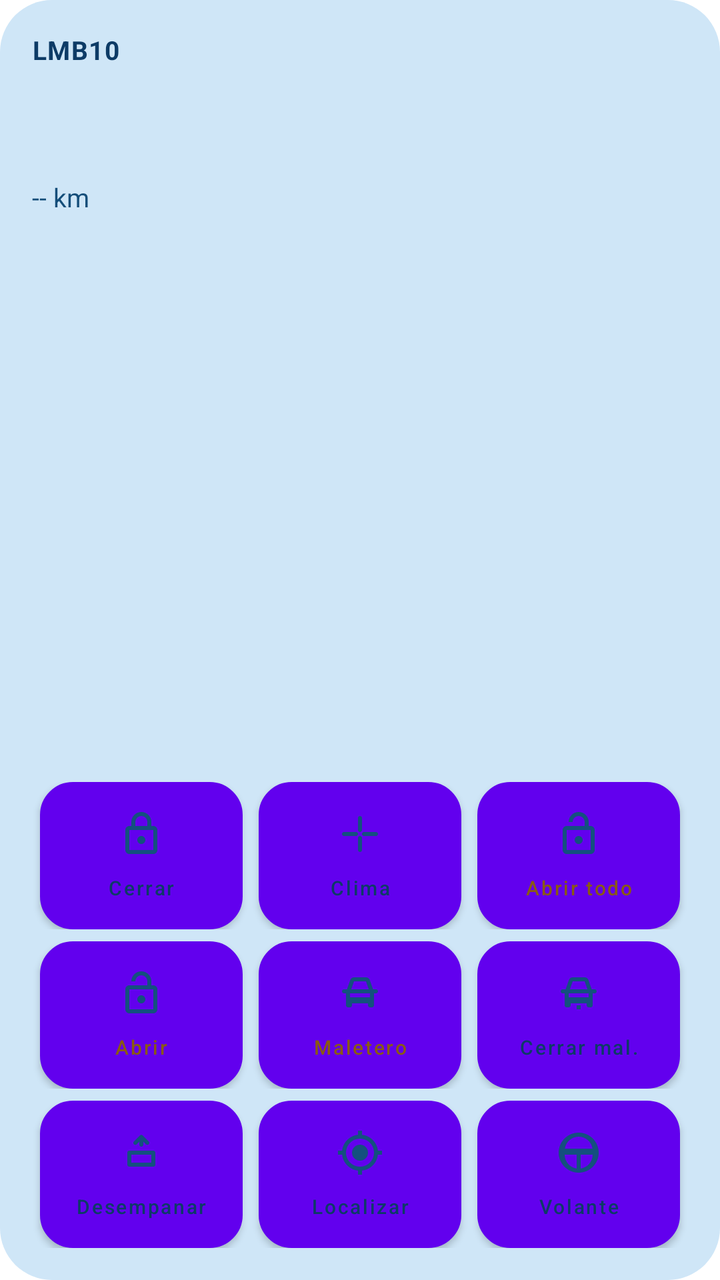
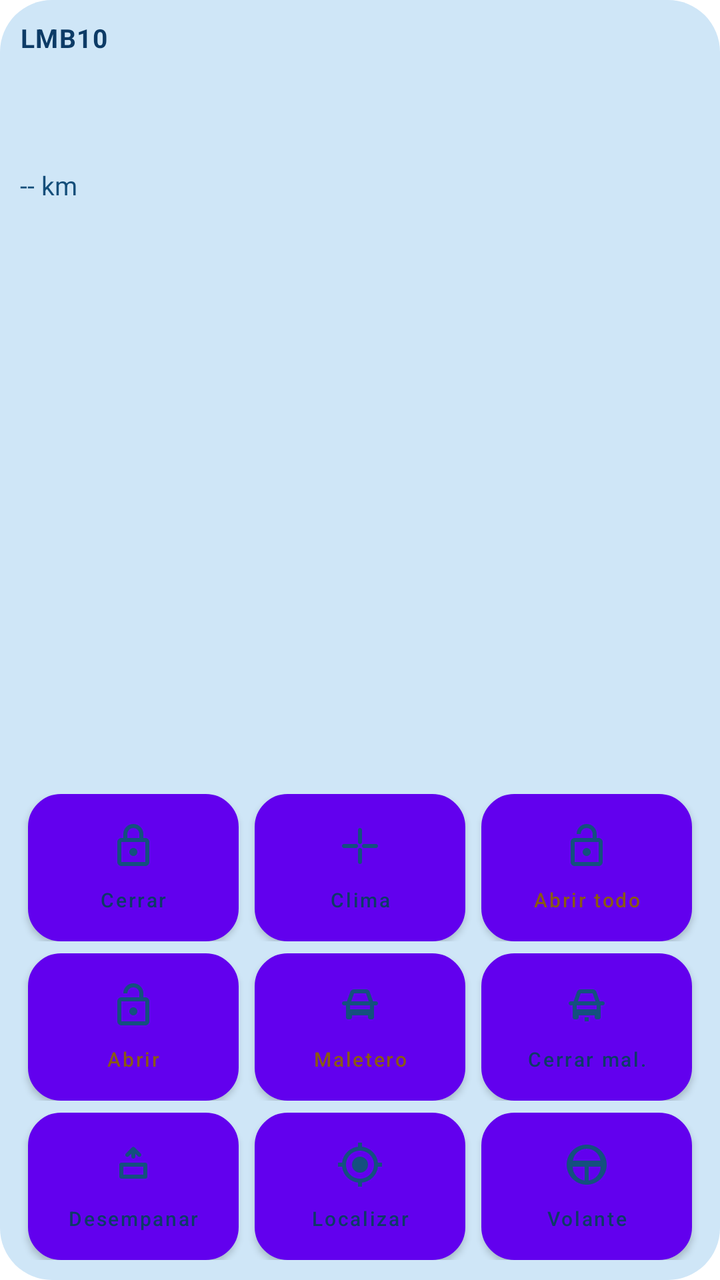

Two renders of the same Android screen: before a commit and after it. Below are the layout's source before the change and the commit's diff.
<!-- AndroidManifest.xml: fallback theme Theme.MaterialComponents.DayNight.NoActionBar -->
<!-- res/layout/quick_widget.xml -->
<?xml version="1.0" encoding="utf-8"?>
<LinearLayout xmlns:android="http://schemas.android.com/apk/res/android"
    android:id="@+id/qw_root"
    android:layout_width="match_parent"
    android:layout_height="match_parent"
    android:orientation="vertical"
    android:background="@drawable/qw_bg"
    android:padding="16dp">

    <LinearLayout
        android:layout_width="match_parent"
        android:layout_height="wrap_content"
        android:orientation="horizontal"
        android:baselineAligned="false">
        <TextView
            android:id="@+id/qw_title"
            android:layout_width="0dp"
            android:layout_height="wrap_content"
            android:layout_weight="1"
            android:maxLines="1"
            android:ellipsize="end"
            android:text="LMB10"
            android:textColor="#0D3B66"
            android:textStyle="bold"
            android:letterSpacing="0.04"
            android:textSize="13sp" />
        <TextView
            android:id="@+id/qw_fresh"
            android:layout_width="wrap_content"
            android:layout_height="wrap_content"
            android:maxLines="1"
            android:text=""
            android:textColor="#5B87AC"
            android:textSize="11sp" />
    </LinearLayout>

    <ImageView
        android:id="@+id/qw_bar_img"
        android:layout_width="match_parent"
        android:layout_height="38dp"
        android:layout_marginTop="10dp"
        android:scaleType="fitXY"
        android:contentDescription="Bateria" />

    <TextView
        android:id="@+id/qw_bar_txt"
        android:layout_width="match_parent"
        android:layout_height="wrap_content"
        android:layout_marginTop="10dp"
        android:fontFamily="monospace"
        android:textSize="15sp"
        android:textColor="#0D3B66"
        android:visibility="gone"
        android:text="" />

    <TextView
        android:id="@+id/qw_info"
        android:layout_width="match_parent"
        android:layout_height="wrap_content"
        android:layout_marginTop="8dp"
        android:maxLines="1"
        android:ellipsize="end"
        android:textColor="#144E7A"
        android:textSize="13sp"
        android:text="-- km" />

    <TextView
        android:id="@+id/qw_info2"
        android:layout_width="match_parent"
        android:layout_height="wrap_content"
        android:layout_marginTop="2dp"
        android:maxLines="1"
        android:ellipsize="end"
        android:textColor="#5B87AC"
        android:textSize="12sp"
        android:text="" />

    <TextView
        android:id="@+id/qw_info3"
        android:layout_width="match_parent"
        android:layout_height="wrap_content"
        android:layout_marginTop="2dp"
        android:maxLines="1"
        android:ellipsize="end"
        android:textColor="#5B87AC"
        android:textSize="12sp"
        android:visibility="gone"
        android:text="" />

    <TextView
        android:id="@+id/qw_alert"
        android:layout_width="match_parent"
        android:layout_height="wrap_content"
        android:layout_marginTop="4dp"
        android:maxLines="1"
        android:ellipsize="end"
        android:textColor="#B3341F"
        android:textStyle="bold"
        android:textSize="12sp"
        android:visibility="gone"
        android:text="" />

    <LinearLayout
        android:layout_width="match_parent"
        android:layout_height="0dp"
        android:layout_weight="1"
        android:orientation="vertical" />

    <LinearLayout
        android:id="@+id/qw_buttons"
        android:layout_width="match_parent"
        android:layout_height="wrap_content"
        android:orientation="horizontal"
        android:layout_marginTop="10dp"
        android:baselineAligned="false">
        <Button
            android:id="@+id/qw_lock"
            android:layout_width="0dp"
            android:layout_height="wrap_content"
            android:layout_weight="1"
            android:layout_marginHorizontal="4dp"
            android:minHeight="0dp"
            android:minWidth="0dp"
            android:paddingTop="8dp"
            android:paddingBottom="8dp"
            android:textSize="10sp"
            android:textAllCaps="false"
            android:textColor="#0D3B66"
            android:background="@drawable/qw_btn"
            android:drawableTop="@drawable/qw_ic_lock"
            android:drawablePadding="2dp"
            android:text="Cerrar" />
        <Button
            android:id="@+id/qw_clima"
            android:layout_width="0dp"
            android:layout_height="wrap_content"
            android:layout_weight="1"
            android:layout_marginHorizontal="4dp"
            android:minHeight="0dp"
            android:minWidth="0dp"
            android:paddingTop="8dp"
            android:paddingBottom="8dp"
            android:textSize="10sp"
            android:textAllCaps="false"
            android:textColor="#0D3B66"
            android:background="@drawable/qw_btn"
            android:drawableTop="@drawable/qw_ic_clima"
            android:drawablePadding="2dp"
            android:text="Clima" />
        <Button
            android:id="@+id/qw_openall"
            android:layout_width="0dp"
            android:layout_height="wrap_content"
            android:layout_weight="1"
            android:layout_marginHorizontal="4dp"
            android:minHeight="0dp"
            android:minWidth="0dp"
            android:paddingTop="8dp"
            android:paddingBottom="8dp"
            android:textSize="10sp"
            android:textAllCaps="false"
            android:textColor="#8A5A12"
            android:background="@drawable/qw_btn_warn"
            android:drawableTop="@drawable/qw_ic_openall"
            android:drawablePadding="2dp"
            android:text="Abrir todo" />
    </LinearLayout>

    <LinearLayout
        android:layout_width="match_parent"
        android:layout_height="wrap_content"
        android:orientation="horizontal"
        android:layout_marginTop="6dp"
        android:baselineAligned="false">
        <Button
            android:id="@+id/qw_unlock"
            android:layout_width="0dp"
            android:layout_height="wrap_content"
            android:layout_weight="1"
            android:layout_marginHorizontal="4dp"
            android:minHeight="0dp"
            android:minWidth="0dp"
            android:paddingTop="8dp"
            android:paddingBottom="8dp"
            android:textSize="10sp"
            android:textAllCaps="false"
            android:textColor="#8A5A12"
            android:background="@drawable/qw_btn_warn"
            android:drawableTop="@drawable/qw_ic_unlock"
            android:drawablePadding="2dp"
            android:text="Abrir" />
        <Button
            android:id="@+id/qw_trunk"
            android:layout_width="0dp"
            android:layout_height="wrap_content"
            android:layout_weight="1"
            android:layout_marginHorizontal="4dp"
            android:minHeight="0dp"
            android:minWidth="0dp"
            android:paddingTop="8dp"
            android:paddingBottom="8dp"
            android:textSize="10sp"
            android:textAllCaps="false"
            android:textColor="#8A5A12"
            android:background="@drawable/qw_btn_warn"
            android:drawableTop="@drawable/qw_ic_trunk"
            android:drawablePadding="2dp"
            android:text="Maletero" />
        <Button
            android:id="@+id/qw_trunk_close"
            android:layout_width="0dp"
            android:layout_height="wrap_content"
            android:layout_weight="1"
            android:layout_marginHorizontal="4dp"
            android:minHeight="0dp"
            android:minWidth="0dp"
            android:paddingTop="8dp"
            android:paddingBottom="8dp"
            android:textSize="10sp"
            android:textAllCaps="false"
            android:textColor="#0D3B66"
            android:background="@drawable/qw_btn"
            android:drawableTop="@drawable/qw_ic_trunk_close"
            android:drawablePadding="2dp"
            android:text="Cerrar mal." />
    </LinearLayout>
    <LinearLayout
        android:layout_width="match_parent"
        android:layout_height="wrap_content"
        android:orientation="horizontal"
        android:layout_marginTop="6dp"
        android:baselineAligned="false">
        <Button
            android:id="@+id/qw_defrost"
            android:layout_width="0dp"
            android:layout_height="wrap_content"
            android:layout_weight="1"
            android:layout_marginHorizontal="4dp"
            android:minHeight="0dp"
            android:minWidth="0dp"
            android:paddingTop="8dp"
            android:paddingBottom="8dp"
            android:textSize="10sp"
            android:textAllCaps="false"
            android:textColor="#0D3B66"
            android:background="@drawable/qw_btn"
            android:drawableTop="@drawable/qw_ic_defrost"
            android:drawablePadding="2dp"
            android:text="Desempanar" />
        <Button
            android:id="@+id/qw_find"
            android:layout_width="0dp"
            android:layout_height="wrap_content"
            android:layout_weight="1"
            android:layout_marginHorizontal="4dp"
            android:minHeight="0dp"
            android:minWidth="0dp"
            android:paddingTop="8dp"
            android:paddingBottom="8dp"
            android:textSize="10sp"
            android:textAllCaps="false"
            android:textColor="#0D3B66"
            android:background="@drawable/qw_btn"
            android:drawableTop="@drawable/qw_ic_find"
            android:drawablePadding="2dp"
            android:text="Localizar" />
        <Button
            android:id="@+id/qw_wheel"
            android:layout_width="0dp"
            android:layout_height="wrap_content"
            android:layout_weight="1"
            android:layout_marginHorizontal="4dp"
            android:minHeight="0dp"
            android:minWidth="0dp"
            android:paddingTop="8dp"
            android:paddingBottom="8dp"
            android:textSize="10sp"
            android:textAllCaps="false"
            android:textColor="#0D3B66"
            android:background="@drawable/qw_btn"
            android:drawableTop="@drawable/qw_ic_wheel"
            android:drawablePadding="2dp"
            android:text="Volante" />
    </LinearLayout>

</LinearLayout>
<!-- resources referenced by this layout -->
<resources>
  <!-- drawable qw_bg (drawable) -->
  <?xml version="1.0" encoding="utf-8"?>
  <shape xmlns:android="http://schemas.android.com/apk/res/android" android:shape="rectangle">
      <solid android:color="#CFE6F7" />
      <corners android:radius="26dp" />
  </shape>
  <!-- drawable qw_btn (drawable) -->
  <?xml version="1.0" encoding="utf-8"?>
  <selector xmlns:android="http://schemas.android.com/apk/res/android">
      <item android:state_pressed="true" android:drawable="@drawable/qw_btn_p" />
      <item android:drawable="@drawable/qw_btn_n" />
  </selector>
  <!-- drawable qw_btn_warn (drawable) -->
  <?xml version="1.0" encoding="utf-8"?>
  <selector xmlns:android="http://schemas.android.com/apk/res/android">
      <item android:state_pressed="true" android:drawable="@drawable/qw_btn_warn_p" />
      <item android:drawable="@drawable/qw_btn_warn_n" />
  </selector>
  <!-- drawable qw_ic_openall (drawable) -->
  <vector xmlns:android="http://schemas.android.com/apk/res/android"
      android:width="24dp" android:height="24dp" android:viewportWidth="24" android:viewportHeight="24">
      <path android:fillColor="#14507E" android:pathData="M12,17c1.1,0 2,-0.9 2,-2s-0.9,-2 -2,-2 -2,0.9 -2,2 0.9,2 2,2zM18,8h-1V6c0,-2.76 -2.24,-5 -5,-5S7,3.24 7,6h2c0,-1.66 1.34,-3 3,-3s3,1.34 3,3v2H6c-1.1,0 -2,0.9 -2,2v10c0,1.1 0.9,2 2,2h12c1.1,0 2,-0.9 2,-2V10c0,-1.1 -0.9,-2 -2,-2zM18,20H6V10h12v10z"/>
  </vector>
  <!-- drawable qw_ic_unlock (drawable) -->
  <vector xmlns:android="http://schemas.android.com/apk/res/android"
      android:width="24dp" android:height="24dp" android:viewportWidth="24" android:viewportHeight="24">
      <path android:fillColor="#14507E" android:pathData="M12,17c1.1,0 2,-0.9 2,-2s-0.9,-2 -2,-2 -2,0.9 -2,2 0.9,2 2,2zM18,8h-1V6c0,-2.76 -2.24,-5 -5,-5S7,3.24 7,6h2c0,-1.66 1.34,-3 3,-3s3,1.34 3,3v2H6c-1.1,0 -2,0.9 -2,2v10c0,1.1 0.9,2 2,2h12c1.1,0 2,-0.9 2,-2V10c0,-1.1 -0.9,-2 -2,-2zM18,20H6V10h12v10z"/>
  </vector>
  <!-- drawable qw_ic_wheel (drawable) -->
  <vector xmlns:android="http://schemas.android.com/apk/res/android"
      android:width="24dp" android:height="24dp" android:viewportWidth="24" android:viewportHeight="24">
      <path android:fillColor="#14507E" android:pathData="M12,2C6.48,2 2,6.48 2,12s4.48,10 10,10 10,-4.48 10,-10S17.52,2 12,2zM12,4c3.53,0 6.43,2.61 6.92,6H5.08C5.57,6.61 8.47,4 12,4zM11,19.93c-3.39,-0.49 -6,-3.39 -6,-6.93h6v6.93zM13,19.93V13h6c0,3.54 -2.61,6.44 -6,6.93z"/>
  </vector>
  <!-- drawable qw_btn_p (drawable) -->
  <?xml version="1.0" encoding="utf-8"?>
  <shape xmlns:android="http://schemas.android.com/apk/res/android" android:shape="rectangle">
      <solid android:color="#7FB0D4" />
      <corners android:radius="16dp" />
      <stroke android:width="3dp" android:color="#0D3B66" />
  </shape>
  <!-- drawable qw_btn_n (drawable) -->
  <?xml version="1.0" encoding="utf-8"?>
  <shape xmlns:android="http://schemas.android.com/apk/res/android" android:shape="rectangle">
      <solid android:color="#E9F5FE" />
      <corners android:radius="16dp" />
      <stroke android:width="1dp" android:color="#8FBEDF" />
  </shape>
  <!-- drawable qw_btn_warn_p (drawable) -->
  <?xml version="1.0" encoding="utf-8"?>
  <shape xmlns:android="http://schemas.android.com/apk/res/android" android:shape="rectangle">
      <solid android:color="#D9A24A" />
      <corners android:radius="16dp" />
      <stroke android:width="3dp" android:color="#6B3F05" />
  </shape>
  <!-- drawable qw_btn_warn_n (drawable) -->
  <?xml version="1.0" encoding="utf-8"?>
  <shape xmlns:android="http://schemas.android.com/apk/res/android" android:shape="rectangle">
      <solid android:color="#FBEBD2" />
      <corners android:radius="16dp" />
      <stroke android:width="1dp" android:color="#DDA43F" />
  </shape>
  <!-- unchanged entries left out for length: 6 -->
</resources>

<!-- the commit's change to res/layout/quick_widget.xml (unified diff, before → after) -->
@@ -5,7 +5,7 @@
     android:layout_height="match_parent"
     android:orientation="vertical"
     android:background="@drawable/qw_bg"
-    android:padding="16dp">
+    android:padding="10dp">
 
     <LinearLayout
         android:layout_width="match_parent"
@@ -167,6 +167,7 @@
     </LinearLayout>
 
     <LinearLayout
+        android:id="@+id/qw_row2"
         android:layout_width="match_parent"
         android:layout_height="wrap_content"
         android:orientation="horizontal"
@@ -225,6 +226,7 @@
             android:text="Cerrar mal." />
     </LinearLayout>
     <LinearLayout
+        android:id="@+id/qw_row3"
         android:layout_width="match_parent"
         android:layout_height="wrap_content"
         android:orientation="horizontal"
